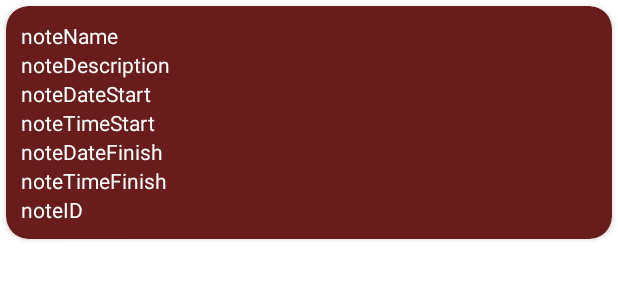
After one commit to lealpy/Notebook, an Android app: the layout skdljf.xml on its own in the app's theme, with its tools: preview values and no code run, on a phone screen of 412 x 824 dp. The commit adds this screen. Shown: the top 300 px of the screen. Run offline under Robolectric (Android 15) with nearby library versions, the phone set to English and light mode, and no system bars.

Commit message:
Notebook App

```diff
--- a/app/src/main/AndroidManifest.xml
+++ b/app/src/main/AndroidManifest.xml
@@ -8,7 +8,8 @@
         android:label="@string/app_name"
         android:roundIcon="@mipmap/ic_launcher_round"
         android:supportsRtl="true"
-        android:theme="@style/Theme.Notebook">
+        android:theme="@style/Theme.Notebook"
+        android:name=".App">
         <activity
             android:name=".MainActivity"
             android:exported="true"
--- a/app/src/main/java/com/lealpy/notebook/data/repository/NotesRepository.kt
+++ b/app/src/main/java/com/lealpy/notebook/data/repository/NotesRepository.kt
@@ -2,6 +2,8 @@ package com.lealpy.notebook.data.repository
 
 import com.lealpy.notebook.data.models.Note
 import io.realm.Realm
+import io.realm.RealmResults
+import io.realm.kotlin.where
 
 class NotesRepository {
 
@@ -44,4 +46,8 @@ class NotesRepository {
         realm.commitTransaction()
     }
 
+    fun getAllNotesFromDB(): RealmResults<Note>? {
+        return realm.where<Note>().findAllAsync()
+    }
+
 }
--- a/app/src/main/java/com/lealpy/notebook/ui/new_note/NewNoteFragment.kt
+++ b/app/src/main/java/com/lealpy/notebook/ui/new_note/NewNoteFragment.kt
@@ -137,6 +137,7 @@ class NewNoteFragment : Fragment() {
             val description = binding.noteDescription.text.toString()
             viewModel.onAddNoteClicked(name, description)
 
+
             if (name != "") {
                 viewModel.addNoteToDB()
                 startNotesFragment()
@@ -148,7 +149,8 @@ class NewNoteFragment : Fragment() {
     private fun startNotesFragment() {
         parentFragmentManager
             .beginTransaction()
-            .replace(R.id.nav_host_fragment_activity_main, NotesFragment.newInstance())
+            .add(R.id.nav_host_fragment_activity_main,
+                NotesFragment.newInstance(1637625600000 ?: 0))
             .commit()
     }
 
--- a/app/src/main/java/com/lealpy/notebook/ui/note_description/NoteDescriptionFragment.kt
+++ b/app/src/main/java/com/lealpy/notebook/ui/note_description/NoteDescriptionFragment.kt
@@ -165,10 +165,13 @@ class NoteDescriptionFragment : Fragment() {
     }
 
     private fun startNotesFragment() {
+        /*
         parentFragmentManager
             .beginTransaction()
             .replace(R.id.nav_host_fragment_activity_main, NotesFragment.newInstance())
             .commit()
+
+         */
     }
 
     override fun onDestroyView() {
--- /dev/null
+++ b/app/src/main/res/layout/skdljf.xml
@@ -0,0 +1,90 @@
+<?xml version="1.0" encoding="utf-8"?>
+
+<androidx.constraintlayout.widget.ConstraintLayout
+    xmlns:android="http://schemas.android.com/apk/res/android"
+    xmlns:app="http://schemas.android.com/apk/res-auto"
+    xmlns:tools="http://schemas.android.com/tools"
+    android:layout_width="match_parent"
+    android:layout_height="wrap_content">
+
+    <androidx.cardview.widget.CardView
+        android:layout_width="0dp"
+        android:layout_height="wrap_content"
+        android:layout_margin="4dp"
+        app:cardBackgroundColor="@color/dark_red"
+        app:cardCornerRadius="15dp"
+        app:layout_constraintBottom_toBottomOf="parent"
+        app:layout_constraintEnd_toEndOf="parent"
+        app:layout_constraintStart_toStartOf="parent"
+        app:layout_constraintTop_toTopOf="parent"
+        app:layout_constraintVertical_bias="0.0">
+
+        <LinearLayout
+            android:layout_width="match_parent"
+            android:layout_height="match_parent"
+            android:orientation="vertical"
+            android:padding="10dp"
+            android:gravity="start"
+            >
+
+            <TextView
+                android:id="@+id/noteName"
+                android:layout_width="match_parent"
+                android:layout_height="wrap_content"
+                android:text="noteName"
+                android:textColor="@color/white"
+                android:textSize="14sp" />
+
+            <TextView
+                android:id="@+id/noteDescription"
+                android:layout_width="match_parent"
+                android:layout_height="wrap_content"
+                android:text="noteDescription"
+                android:textColor="@color/white"
+                android:textSize="14sp" />
+
+            <TextView
+                android:id="@+id/noteDateStart"
+                android:layout_width="match_parent"
+                android:layout_height="wrap_content"
+                android:text="noteDateStart"
+                android:textColor="@color/white"
+                android:textSize="14sp" />
+
+            <TextView
+                android:id="@+id/noteTimeStart"
+                android:layout_width="match_parent"
+                android:layout_height="wrap_content"
+                android:text="noteTimeStart"
+                android:textColor="@color/white"
+                android:textSize="14sp" />
+
+            <TextView
+                android:id="@+id/noteDateFinish"
+                android:layout_width="match_parent"
+                android:layout_height="wrap_content"
+                android:text="noteDateFinish"
+                android:textColor="@color/white"
+                android:textSize="14sp" />
+
+            <TextView
+                android:id="@+id/noteTimeFinish"
+                android:layout_width="match_parent"
+                android:layout_height="wrap_content"
+                android:text="noteTimeFinish"
+                android:textColor="@color/white"
+                android:textSize="14sp" />
+
+            <TextView
+                android:id="@+id/noteID"
+                android:layout_width="match_parent"
+                android:layout_height="wrap_content"
+                android:text="noteID"
+                android:textColor="@color/white"
+                android:textSize="14sp" />
+
+        </LinearLayout>
+
+    </androidx.cardview.widget.CardView>
+
+</androidx.constraintlayout.widget.ConstraintLayout>
```
Also changed, not shown: app/src/main/java/com/lealpy/notebook/App.kt (added, +21 -0 lines), app/src/main/java/com/lealpy/notebook/MainActivity.kt (+2 -7 lines), app/src/main/java/com/lealpy/notebook/ui/calendar/CalendarFragment.kt (+27 -16 lines), app/src/main/java/com/lealpy/notebook/ui/calendar/CalendarViewModel.kt (+20 -11 lines), app/src/main/java/com/lealpy/notebook/ui/new_note/NewNoteViewModel.kt (+11 -0 lines), app/src/main/java/com/lealpy/notebook/ui/notes/NotesFragment.kt (+21 -6 lines), app/src/main/java/com/lealpy/notebook/ui/notes/NotesViewModel.kt (+10 -2 lines).
